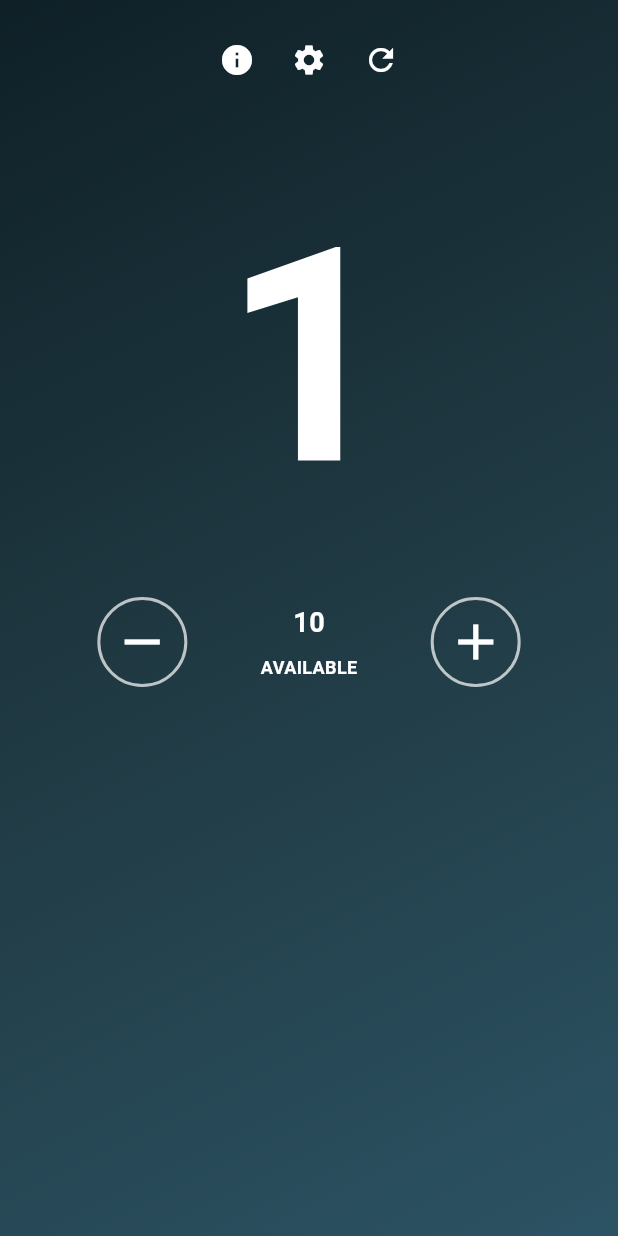
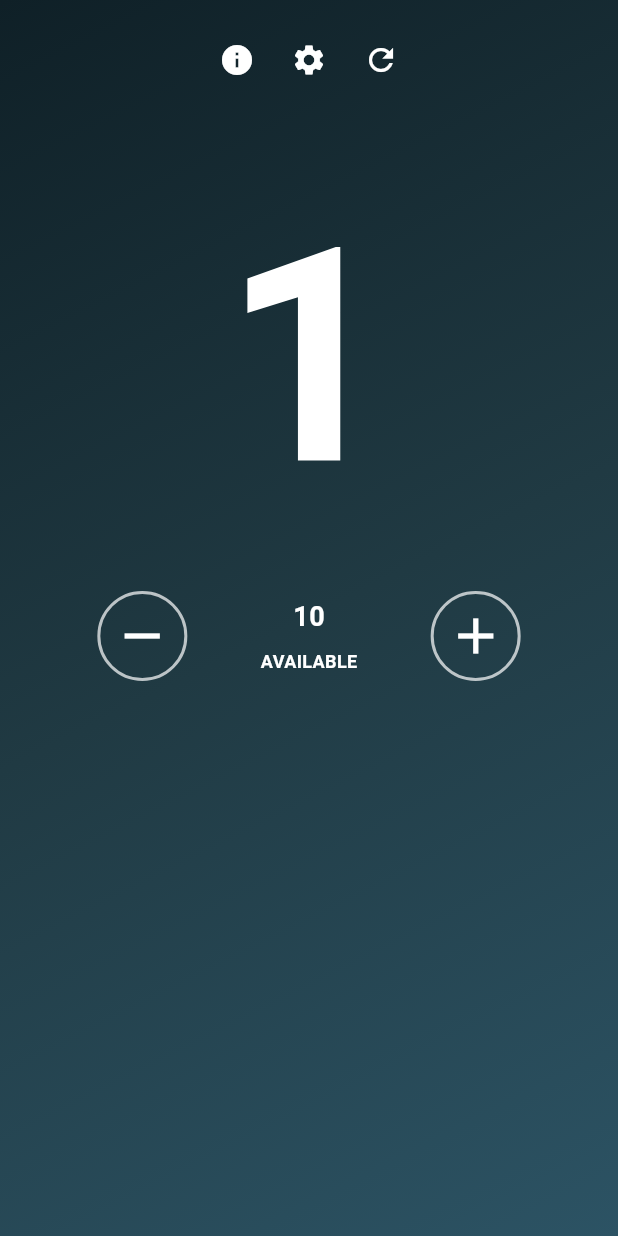
Before and after one commit to tamourax/iti, a Flutter app: the screen it shows after launch, on a phone screen of 412 x 824 dp. Run offline on Flutter 3.47's test engine with Material 3 defaults, Android fonts, the phone set to English and light mode, and no system bars.

Commit message:
change the vaule of sixedbox

```diff
--- a/lib/main.dart
+++ b/lib/main.dart
@@ -70,7 +70,7 @@ class _screenState extends State<screen> {
                       color: Colors.white,
                     ),
                   ),
-                  SizedBox(height: 16),
+                  SizedBox(height: 12),
                   Row(
                     mainAxisAlignment: MainAxisAlignment.spaceEvenly,
 
```
